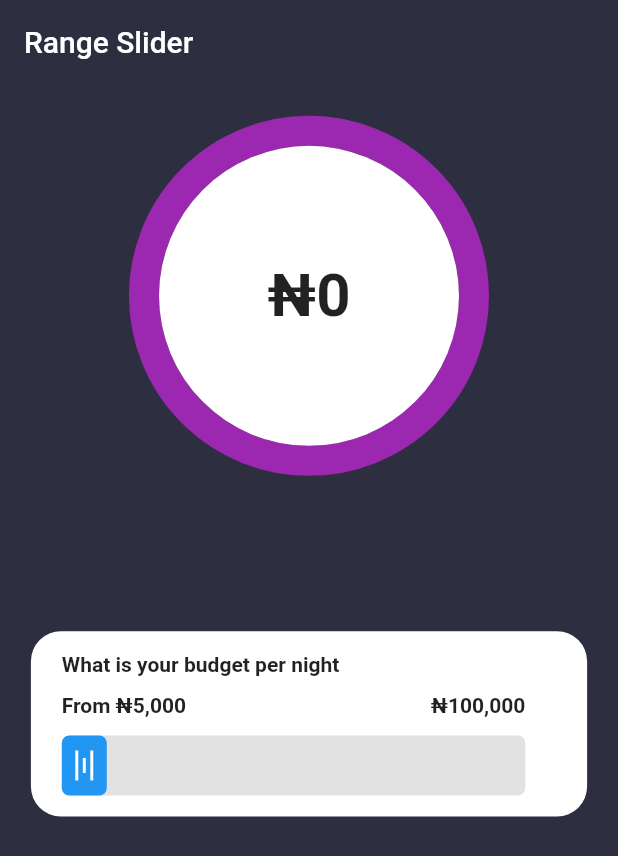
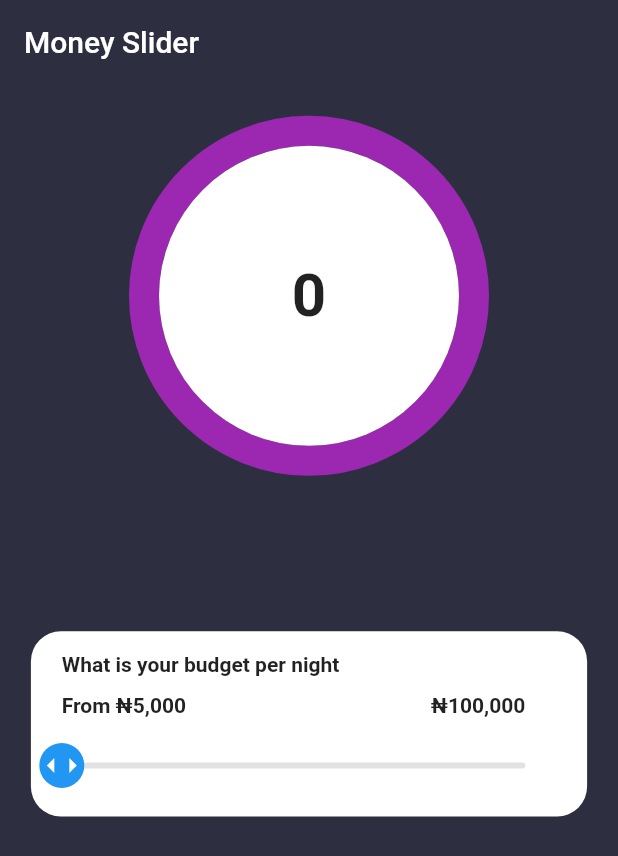
Before and after one commit to oyewalekehinde/custom_paint_repo, a Flutter app: the screen it shows after launch, on a phone screen of 412 x 824 dp. Shown: the top 856 px of the screen. Run offline on Flutter 3.47's test engine with Material 2 defaults, Android fonts, the phone set to English and light mode, and no system bars.

Commit message:
money_slider added

```diff
--- /dev/null
+++ b/lib/custom_paint/money_range_2.dart
@@ -0,0 +1,236 @@
+import 'dart:math';
+
+import 'package:flutter/material.dart';
+
+class MoneyRange extends StatefulWidget {
+  MoneyRange({Key? key}) : super(key: key);
+
+  @override
+  _MoneyRangeState createState() => _MoneyRangeState();
+}
+
+class _MoneyRangeState extends State<MoneyRange> {
+  double _controller = 0.0;
+  double range = 200;
+  int interval = 10;
+  late double widthSize;
+
+  @override
+  Widget build(BuildContext context) {
+    var size = MediaQuery.of(context).size;
+    widthSize = size.width * 0.75;
+    return Column(
+      children: [
+        SizedBox(
+          height: size.height * 0.05,
+        ),
+        Container(
+          height: 200,
+          width: 200,
+          child: CustomPaint(
+            child: Container(
+              child: Center(
+                child: Column(
+                  mainAxisAlignment: MainAxisAlignment.center,
+                  children: [
+                    Text(
+                      '${_controller.roundToDouble().toInt()}',
+                      style:
+                          TextStyle(fontSize: 40, fontWeight: FontWeight.w700),
+                    ),
+                  ],
+                ),
+              ),
+            ),
+            painter: SliderCustomPaint(
+              value: _controller * (360 / range),
+            ),
+          ),
+        ),
+        SizedBox(
+          height: size.height * 0.05,
+        ),
+        SizedBox(
+          height: size.height * 0.1,
+        ),
+        Container(
+          height: size.height * 0.15,
+          width: double.infinity,
+          padding: EdgeInsets.symmetric(
+              horizontal: size.width * 0.05, vertical: size.height * 0.01),
+          margin: EdgeInsets.symmetric(horizontal: size.width * 0.05),
+          decoration: BoxDecoration(
+            color: Colors.white,
+            borderRadius: BorderRadius.circular(20),
+          ),
+          child: Column(
+            mainAxisAlignment: MainAxisAlignment.spaceAround,
+            crossAxisAlignment: CrossAxisAlignment.start,
+            children: [
+              Text(
+                "What is your budget per night",
+                style: TextStyle(fontSize: 14, fontWeight: FontWeight.w600),
+              ),
+              SizedBox(
+                width: widthSize,
+                child: Row(
+                  mainAxisAlignment: MainAxisAlignment.spaceBetween,
+                  children: [
+                    Text(
+                      "From ₦5,000",
+                      style:
+                          TextStyle(fontSize: 14, fontWeight: FontWeight.w600),
+                    ),
+                    Text(
+                      "₦100,000",
+                      style:
+                          TextStyle(fontSize: 14, fontWeight: FontWeight.w600),
+                    )
+                  ],
+                ),
+              ),
+              Row(
+                mainAxisAlignment: MainAxisAlignment.spaceBetween,
+                crossAxisAlignment: CrossAxisAlignment.center,
+                children: [
+                  GestureDetector(
+                    onPanUpdate: (details) {
+                      if ((details.localPosition.dx >= 0 &&
+                              details.localPosition.dx <= widthSize) &&
+                          !details.localPosition.dx.isNegative) {
+                        setState(() {
+                          _controller =
+                              details.localPosition.dx * (range / widthSize);
+                        });
+                      }
+                    },
+                    child: Container(
+                      height: 40,
+                      width: widthSize,
+                      child: CustomPaint(
+                          painter: LinearSlider(
+                              directionX: _controller * (widthSize / range))),
+                    ),
+                  ),
+                ],
+              )
+            ],
+          ),
+        ),
+      ],
+    );
+  }
+}
+
+class SliderCustomPaint extends CustomPainter {
+  final num? value;
+
+  SliderCustomPaint({this.value});
+  @override
+  void paint(Canvas canvas, Size size) {
+    var centreX = size.width / 2;
+    var centreY = size.height / 2;
+    var center = Offset(centreX, centreY);
+    var smallRadius = min(centreX, centreY);
+    var bigRadius = smallRadius + 10;
+    var smallCirclePaint = Paint()
+      ..color = Colors.white
+      ..style = PaintingStyle.fill;
+    var bigCirclePaint = Paint()
+      ..color = Colors.purple
+      ..style = PaintingStyle.stroke
+      ..strokeWidth = 20;
+    var arcPaint = Paint()
+      ..color = Colors.yellow
+      ..style = PaintingStyle.stroke
+      ..strokeWidth = 20
+      ..strokeCap = StrokeCap.round;
+
+    canvas.drawCircle(center, bigRadius, bigCirclePaint);
+    canvas.drawCircle(center, smallRadius, smallCirclePaint);
+    canvas.drawArc(Rect.fromCircle(center: center, radius: bigRadius), -pi / 2,
+        (value! * pi / 180), false, arcPaint);
+  }
+
+  @override
+  bool shouldRepaint(covariant CustomPainter oldDelegate) => true;
+}
+
+class LinearSlider extends CustomPainter {
+  double directionX;
+  LinearSlider({
+    required this.directionX,
+  });
+  @override
+  void paint(Canvas canvas, Size size) {
+    var startX = 0.0;
+    var startY = size.height;
+    var centerY = size.height / 2;
+    var circleOffset = Offset(directionX, centerY);
+    var endX = size.width;
+    var linePaint = Paint()
+      ..color = Colors.grey.withOpacity(0.3)
+      ..style = PaintingStyle.fill;
+
+    var cicrlePaint = Paint()
+      ..style = PaintingStyle.fill
+      ..strokeWidth = 40
+      ..color = Colors.blue
+      ..strokeCap = StrokeCap.square;
+    var linesPaint = Paint()
+      ..style = PaintingStyle.fill
+      ..color = Colors.white;
+
+    var barPaint = Paint()
+      ..style = PaintingStyle.fill
+      ..color = Colors.green
+      ..strokeWidth = 5;
+
+    for (double i = 0; i <= directionX; i += 15) {
+      canvas.drawRect(
+          Rect.fromPoints(Offset(startX + i, centerY),
+              Offset(startX + i + 10, (-i * 0.1) + 15)),
+          barPaint);
+    }
+    canvas.drawRRect(
+        RRect.fromRectAndRadius(
+            Rect.fromPoints(
+                Offset(startX, centerY - 2), Offset(endX, (centerY + 2))),
+            Radius.circular(5)),
+        linePaint);
+
+    if (directionX >= 0.0 && directionX <= size.width) {
+      canvas.drawRRect(
+          RRect.fromRectAndRadius(
+              Rect.fromPoints(
+                  Offset(startX, centerY - 2), Offset(directionX, centerY + 2)),
+              Radius.circular(5)),
+          cicrlePaint);
+
+      canvas.drawCircle(circleOffset, 15, cicrlePaint);
+    }
+
+    if (directionX <= 0.0) {
+      canvas.drawCircle(Offset(0, centerY + 1), 8, cicrlePaint);
+    }
+    var triangle = Path();
+    triangle.moveTo(directionX - 10, centerY);
+    triangle.lineTo(directionX - 5, centerY - 5);
+    triangle.lineTo(directionX - 5, centerY + 5);
+    triangle.close();
+
+    canvas.drawPath(triangle, linesPaint);
+    var triangle2 = Path();
+    triangle2.moveTo(directionX + 10, centerY);
+    triangle2.lineTo(directionX + 5, centerY - 5);
+    triangle2.lineTo(directionX + 5, centerY + 5);
+    triangle2.close();
+
+    canvas.drawPath(triangle2, linesPaint);
+  }
+
+  @override
+  bool shouldRepaint(covariant CustomPainter oldDelegate) {
+    return true;
+  }
+}
--- a/lib/main.dart
+++ b/lib/main.dart
@@ -1,5 +1,5 @@
 import 'package:flutter/material.dart';
-import 'custom_paint/money_range.dart';
+import 'custom_paint/money_range_2.dart';
 
 void main() {
   runApp(MyApp());
@@ -14,7 +14,7 @@ class MyApp extends StatelessWidget {
       theme: ThemeData(
         primarySwatch: Colors.blue,
       ),
-      home: MyHomePage(title: 'Range Slider'),
+      home: MyHomePage(title: 'Money Slider'),
     );
   }
 }
@@ -41,7 +41,7 @@ class _MyHomePageState extends State<MyHomePage> {
         color: Color(0xFF2D2F41),
         alignment: Alignment.center,
         child: Container(
-          child: SliderRangeWidget(),
+          child: MoneyRange(),
         ),
       ),
       // floatingActionButton: FloatingActionButton(
```
